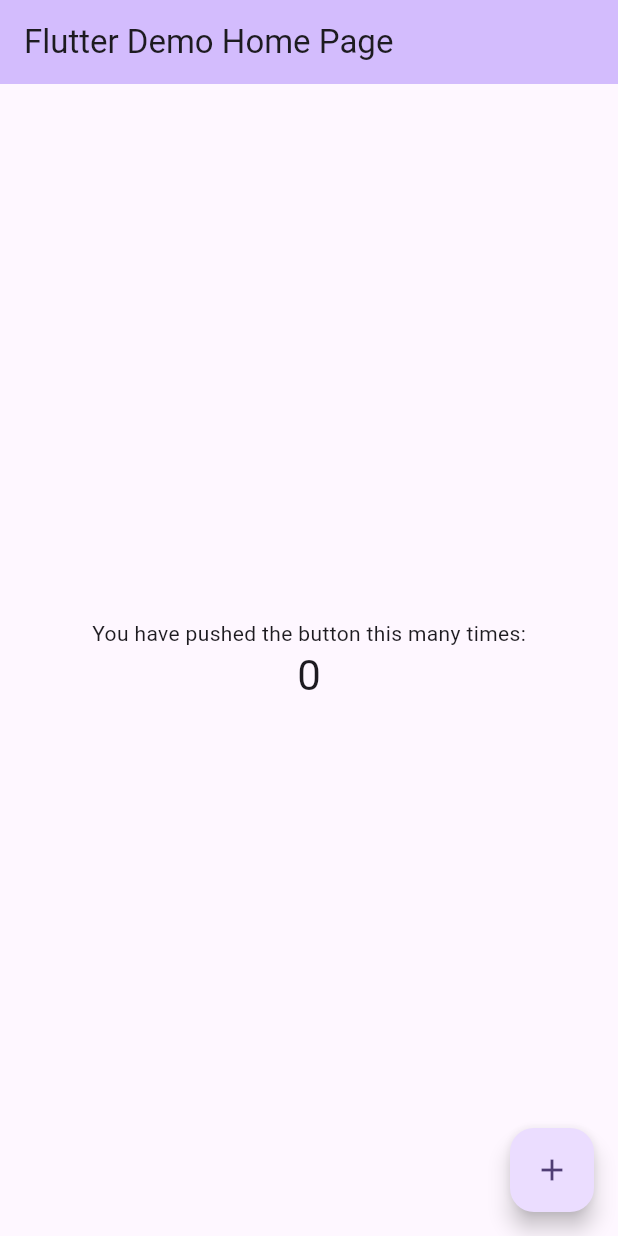
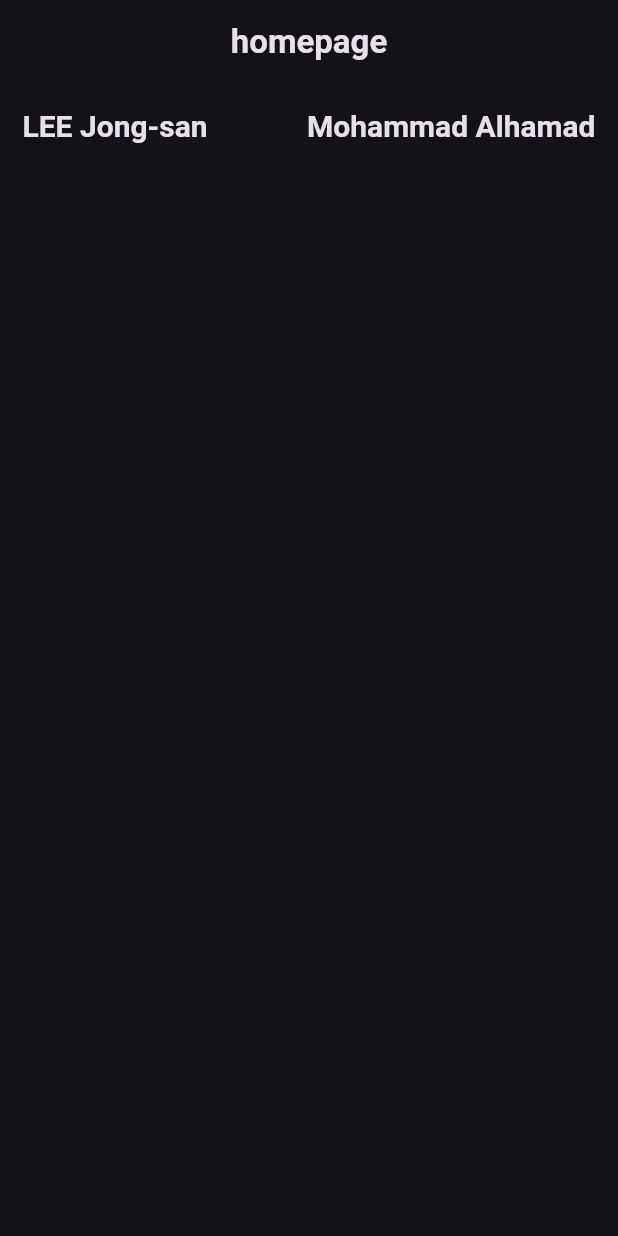
Before and after one commit to adel7ussein/Sport-App, a Flutter app: the screen it shows after launch, on a phone screen of 412 x 824 dp. Run offline on Flutter 3.47's test engine with Material 3 defaults, Android fonts, the phone set to English and light mode, and no system bars.

Commit message:
create customtextname and add it to homepage

```diff
--- a/lib/main.dart
+++ b/lib/main.dart
@@ -1,4 +1,5 @@
 import 'package:flutter/material.dart';
+import 'package:sport_app/Screens/home_screen.dart';
 
 void main() {
   runApp(const MyApp());
@@ -11,115 +12,17 @@ class MyApp extends StatelessWidget {
   @override
   Widget build(BuildContext context) {
     return MaterialApp(
-      title: 'Flutter Demo',
+      debugShowCheckedModeBanner: false,
       theme: ThemeData(
-        // This is the theme of your application.
-        //
-        // TRY THIS: Try running your application with "flutter run". You'll see
-        // the application has a purple toolbar. Then, without quitting the app,
-        // try changing the seedColor in the colorScheme below to Colors.green
-        // and then invoke "hot reload" (save your changes or press the "hot
-        // reload" button in a Flutter-supported IDE, or press "r" if you used
-        // the command line to start the app).
-        //
-        // Notice that the counter didn't reset back to zero; the application
-        // state is not lost during the reload. To reset the state, use hot
-        // restart instead.
-        //
-        // This works for code too, not just values: Most code changes can be
-        // tested with just a hot reload.
-        colorScheme: ColorScheme.fromSeed(seedColor: Colors.deepPurple),
         useMaterial3: true,
+        brightness: Brightness.light
       ),
-      home: const MyHomePage(title: 'Flutter Demo Home Page'),
+      darkTheme: ThemeData(
+          useMaterial3: true,
+          brightness: Brightness.dark
+      ),
+      themeMode: ThemeMode.dark,
+      home: const HomeScreen(),
     );
   }
 }
-
-class MyHomePage extends StatefulWidget {
-  const MyHomePage({super.key, required this.title});
-
-  // This widget is the home page of your application. It is stateful, meaning
-  // that it has a State object (defined below) that contains fields that affect
-  // how it looks.
-
-  // This class is the configuration for the state. It holds the values (in this
-  // case the title) provided by the parent (in this case the App widget) and
-  // used by the build method of the State. Fields in a Widget subclass are
-  // always marked "final".
-
-  final String title;
-
-  @override
-  State<MyHomePage> createState() => _MyHomePageState();
-}
-
-class _MyHomePageState extends State<MyHomePage> {
-  int _counter = 0;
-
-  void _incrementCounter() {
-    setState(() {
-      // This call to setState tells the Flutter framework that something has
-      // changed in this State, which causes it to rerun the build method below
-      // so that the display can reflect the updated values. If we changed
-      // _counter without calling setState(), then the build method would not be
-      // called again, and so nothing would appear to happen.
-      _counter++;
-    });
-  }
-
-  @override
-  Widget build(BuildContext context) {
-    // This method is rerun every time setState is called, for instance as done
-    // by the _incrementCounter method above.
-    //
-    // The Flutter framework has been optimized to make rerunning build methods
-    // fast, so that you can just rebuild anything that needs updating rather
-    // than having to individually change instances of widgets.
-    return Scaffold(
-      appBar: AppBar(
-        // TRY THIS: Try changing the color here to a specific color (to
-        // Colors.amber, perhaps?) and trigger a hot reload to see the AppBar
-        // change color while the other colors stay the same.
-        backgroundColor: Theme.of(context).colorScheme.inversePrimary,
-        // Here we take the value from the MyHomePage object that was created by
-        // the App.build method, and use it to set our appbar title.
-        title: Text(widget.title),
-      ),
-      body: Center(
-        // Center is a layout widget. It takes a single child and positions it
-        // in the middle of the parent.
-        child: Column(
-          // Column is also a layout widget. It takes a list of children and
-          // arranges them vertically. By default, it sizes itself to fit its
-          // children horizontally, and tries to be as tall as its parent.
-          //
-          // Column has various properties to control how it sizes itself and
-          // how it positions its children. Here we use mainAxisAlignment to
-          // center the children vertically; the main axis here is the vertical
-          // axis because Columns are vertical (the cross axis would be
-          // horizontal).
-          //
-          // TRY THIS: Invoke "debug painting" (choose the "Toggle Debug Paint"
-          // action in the IDE, or press "p" in the console), to see the
-          // wireframe for each widget.
-          mainAxisAlignment: MainAxisAlignment.center,
-          children: <Widget>[
-            const Text(
-              'You have pushed the button this many times:',
-            ),
-            Text(
-              '$_counter',
-              style: Theme.of(context).textTheme.headlineMedium,
-            ),
-          ],
-        ),
-      ),
-      floatingActionButton: FloatingActionButton(
-        onPressed: _incrementCounter,
-        tooltip: 'Increment',
-        child: const Icon(Icons.add),
-      ), // This trailing comma makes auto-formatting nicer for build methods.
-    );
-  }
-}
--- /dev/null
+++ b/lib/screens/home_screen.dart
@@ -0,0 +1,23 @@
+import 'package:flutter/material.dart';
+
+import '../widgets/custom_text_name.dart';
+
+class HomeScreen extends StatelessWidget {
+  const HomeScreen({super.key});
+
+  @override
+  Widget build(BuildContext context) {
+    return  Scaffold(
+      appBar: AppBar(title: const Text("homepage",style: TextStyle(fontWeight: FontWeight.bold),),centerTitle: true,),
+
+      body:  Padding(
+        padding: const EdgeInsets.all(15.0),
+        child: Column(children: [
+          Row(
+            mainAxisAlignment: MainAxisAlignment.spaceBetween,
+            children: [CustomTextName(textName: 'LEE Jong-san',),CustomTextName(textName: 'Mohammad Alhamad')],)
+        ],),
+      ),
+    );
+  }
+}
--- /dev/null
+++ b/lib/widgets/custom_text_name.dart
@@ -0,0 +1,13 @@
+import 'package:flutter/material.dart';
+
+class CustomTextName extends StatelessWidget {
+   CustomTextName({
+    super.key,
+    required this.textName
+  });
+  String textName;
+  @override
+  Widget build(BuildContext context) {
+    return Text(textName,style: Theme.of(context).textTheme.headlineSmall!.copyWith(fontSize: 20,fontWeight: FontWeight.w600),);
+  }
+}
```
